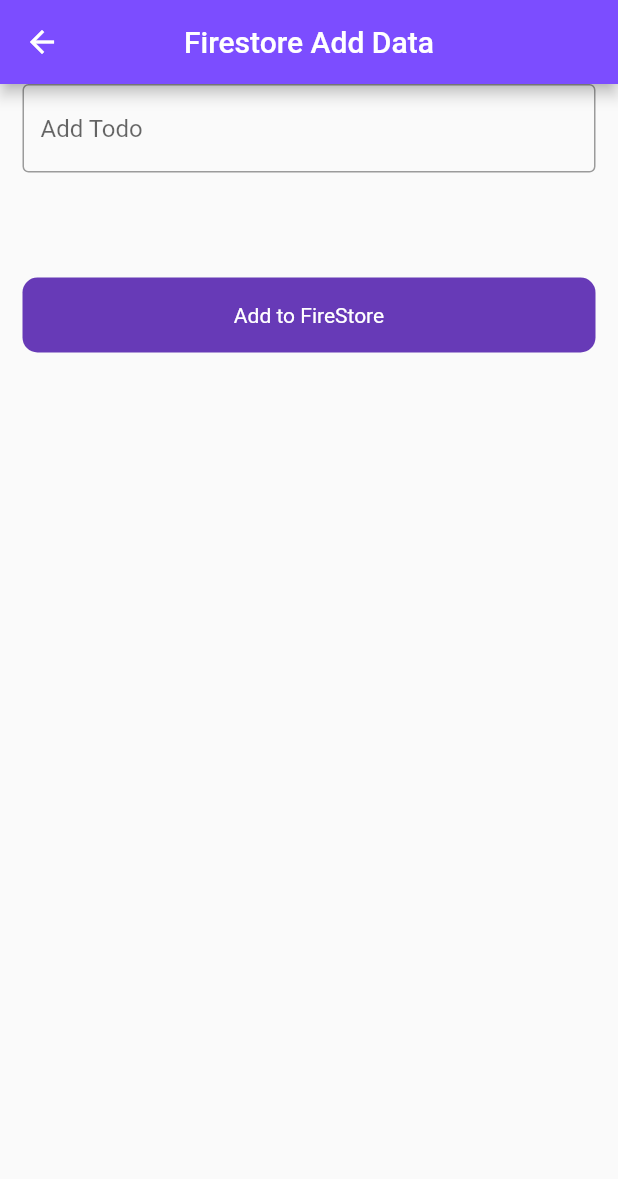
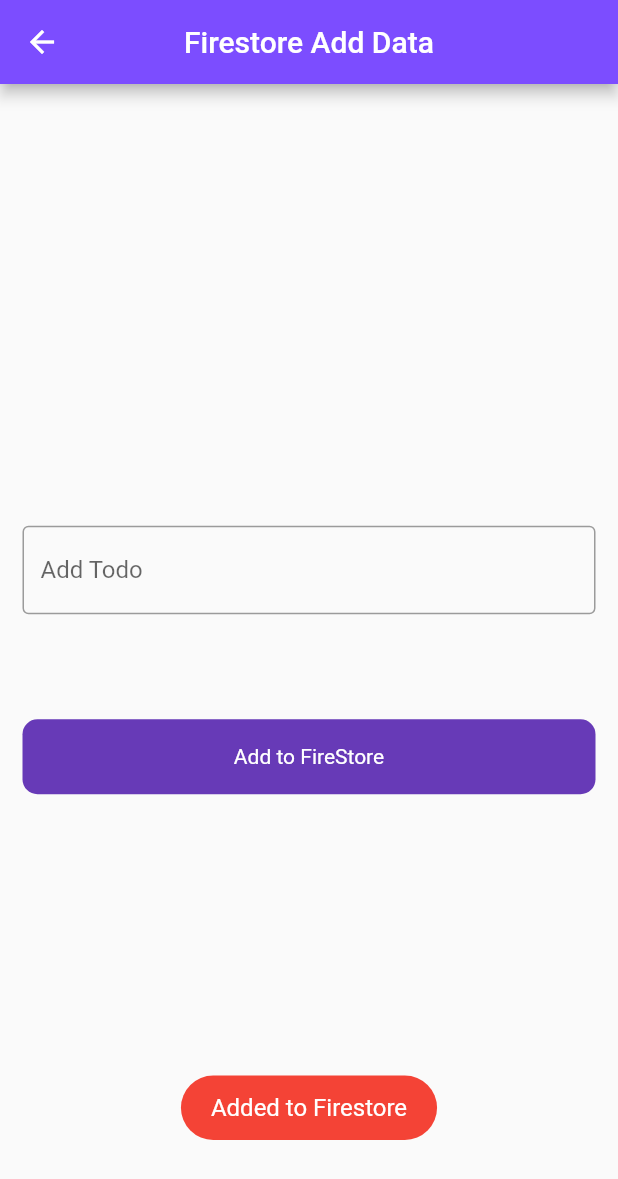
Before and after one commit to hassan-ahmed90/Firebase_Firestore_Flutter, a Flutter app: the AddFirestroreDataScreen screen opened directly, after a tap on "Add to FireStore", on a phone screen of 412 x 824 dp. Shown: the top 1179 px of the screen. Run offline on Flutter 3.47's test engine with Material 2 defaults, Android fonts, the phone set to English and light mode, and no system bars; our stand-ins replace cloud_firestore, firebase_auth, firebase_core, firebase_database, fluttertoast; accounts and stored records are empty.

Commit message:
FireStore

```diff
--- a/lib/firebase_services/splash_services.dart
+++ b/lib/firebase_services/splash_services.dart
@@ -1,6 +1,7 @@
 import 'dart:async';
 
 import 'package:firebase_auth/firebase_auth.dart';
+import 'package:firebase_class/ui/firestore/firestore_list_screen.dart';
 import 'package:firebase_class/ui/post/post_screen.dart';
 import 'package:flutter/cupertino.dart';
 import 'package:flutter/material.dart';
@@ -17,7 +18,7 @@ class SplashServices{
     if(user!=null){
       Timer(Duration(seconds: 3), () {
 
-        Navigator.push(context, MaterialPageRoute(builder: (context)=>PostScreen()));
+        Navigator.push(context, MaterialPageRoute(builder: (context)=>FireStoreScreen()));
       });
     }else{
       Timer(Duration(seconds: 3), () {
--- a/lib/ui/firestore/add_firestore_data.dart
+++ b/lib/ui/firestore/add_firestore_data.dart
@@ -1,3 +1,5 @@
+import 'package:cloud_firestore/cloud_firestore.dart';
+import 'package:firebase_class/Utils/utils.dart';
 import 'package:firebase_class/widget/round_button.dart';
 import 'package:flutter/material.dart';
 class AddFirestroreDataScreen extends StatefulWidget {
@@ -9,6 +11,8 @@ class AddFirestroreDataScreen extends StatefulWidget {
 
 class _AddFirestroreDataScreenState extends State<AddFirestroreDataScreen> {
   final todoController = TextEditingController();
+  bool loading = false;
+  final fireStore = FirebaseFirestore.instance.collection('users');
   @override
   Widget build(BuildContext context) {
     return Scaffold(
@@ -20,6 +24,7 @@ class _AddFirestroreDataScreenState extends State<AddFirestroreDataScreen> {
       body: Padding(
         padding: EdgeInsets.symmetric(horizontal: 15),
         child: Column(
+          mainAxisAlignment: MainAxisAlignment.center,
           children: [
             TextFormField(
               controller: todoController,
@@ -30,7 +35,28 @@ class _AddFirestroreDataScreenState extends State<AddFirestroreDataScreen> {
             ),
             SizedBox(height: 70,),
             RoundButton(
+              loading: loading,
                 title: "Add to FireStore", onpress: (){
+                  setState(() {
+                    loading=true;
+                  });
+                  String id = DateTime.now().millisecond.toString();
+                  fireStore.doc(id).set({
+                    'title':todoController.text.toString(),
+                    'id':id,
+
+                  }).then((value) {
+                    Utils().toastMessege("Added to Firestore");
+                    setState(() {
+                      loading= false;
+                    });
+
+                  }).onError((error, stackTrace) {
+                    setState(() {
+                      loading= false;
+                    });
+                    Utils().toastMessege(error.toString());
+                  });
 
             })
 
```
Also changed, not shown: lib/ui/firestore/firestore_list_screen.dart (+92 -1 lines).
